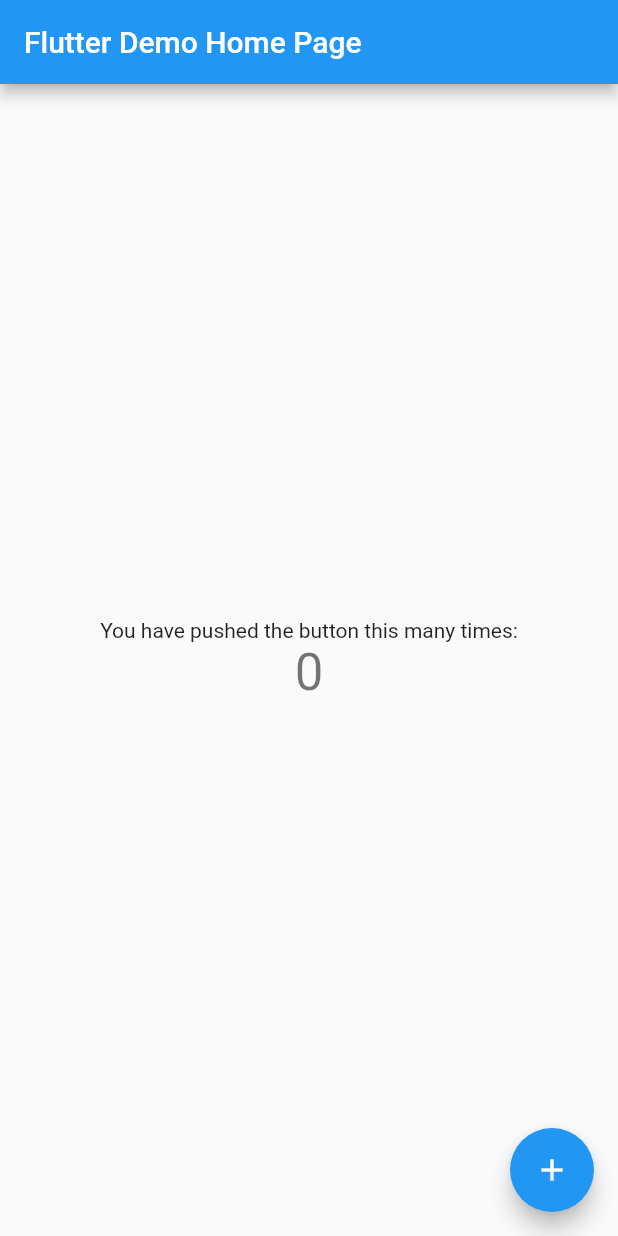
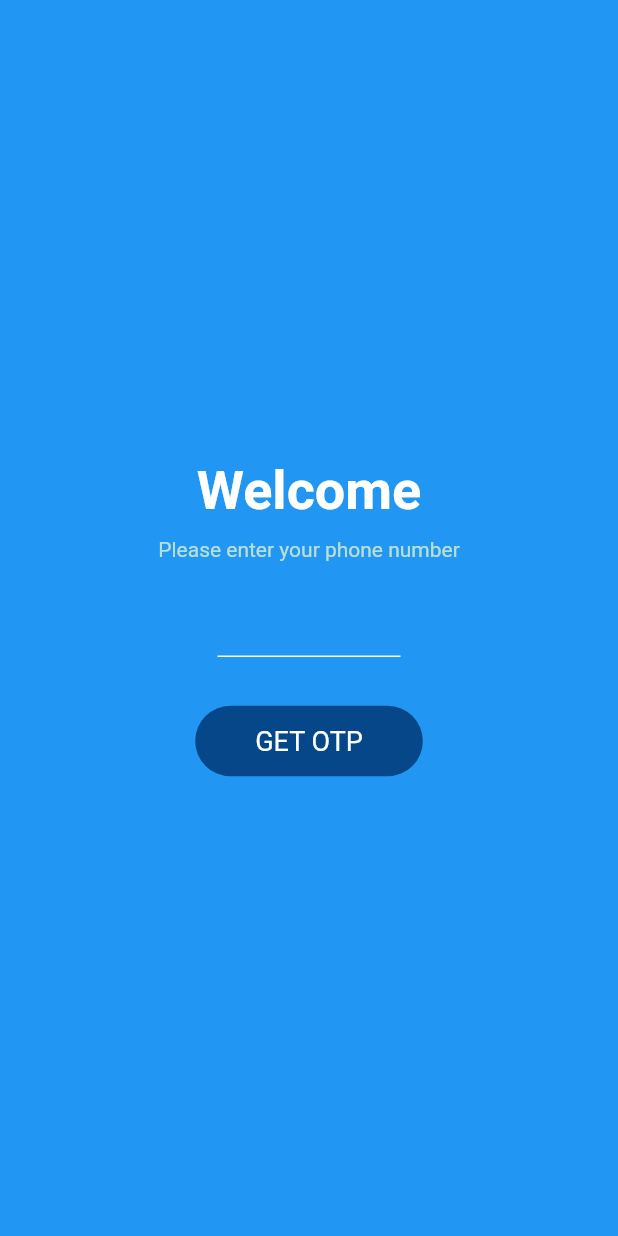
Before and after one commit to acmpesuecc/allabtbooks, a Flutter app: the screen it shows after launch, on a phone screen of 412 x 824 dp. Run offline on Flutter 3.47's test engine with Material 2 defaults, Android fonts, the light colour scheme and no system bars.

Commit message:
Welcome page

```diff
--- a/lib/main.dart
+++ b/lib/main.dart
@@ -1,4 +1,5 @@
 import 'package:flutter/material.dart';
+import 'welcome.dart';
 
 void main() {
   runApp(const MyApp());
@@ -11,105 +12,10 @@
   @override
   Widget build(BuildContext context) {
     return MaterialApp(
-      title: 'Flutter Demo',
       theme: ThemeData(
-        // This is the theme of your application.
-        //
-        // Try running your application with "flutter run". You'll see the
-        // application has a blue toolbar. Then, without quitting the app, try
-        // changing the primarySwatch below to Colors.green and then invoke
-        // "hot reload" (press "r" in the console where you ran "flutter run",
-        // or simply save your changes to "hot reload" in a Flutter IDE).
-        // Notice that the counter didn't reset back to zero; the application
-        // is not restarted.
         primarySwatch: Colors.blue,
       ),
-      home: const MyHomePage(title: 'Flutter Demo Home Page'),
+      home: Welcome(),
     );
   }
 }
-
-class MyHomePage extends StatefulWidget {
-  const MyHomePage({Key? key, required this.title}) : super(key: key);
-
-  // This widget is the home page of your application. It is stateful, meaning
-  // that it has a State object (defined below) that contains fields that affect
-  // how it looks.
-
-  // This class is the configuration for the state. It holds the values (in this
-  // case the title) provided by the parent (in this case the App widget) and
-  // used by the build method of the State. Fields in a Widget subclass are
-  // always marked "final".
-
-  final String title;
-
-  @override
-  State<MyHomePage> createState() => _MyHomePageState();
-}
-
-class _MyHomePageState extends State<MyHomePage> {
-  int _counter = 0;
-
-  void _incrementCounter() {
-    setState(() {
-      // This call to setState tells the Flutter framework that something has
-      // changed in this State, which causes it to rerun the build method below
-      // so that the display can reflect the updated values. If we changed
-      // _counter without calling setState(), then the build method would not be
-      // called again, and so nothing would appear to happen.
-      _counter++;
-    });
-  }
-
-  @override
-  Widget build(BuildContext context) {
-    // This method is rerun every time setState is called, for instance as done
-    // by the _incrementCounter method above.
-    //
-    // The Flutter framework has been optimized to make rerunning build methods
-    // fast, so that you can just rebuild anything that needs updating rather
-    // than having to individually change instances of widgets.
-    return Scaffold(
-      appBar: AppBar(
-        // Here we take the value from the MyHomePage object that was created by
-        // the App.build method, and use it to set our appbar title.
-        title: Text(widget.title),
-      ),
-      body: Center(
-        // Center is a layout widget. It takes a single child and positions it
-        // in the middle of the parent.
-        child: Column(
-          // Column is also a layout widget. It takes a list of children and
-          // arranges them vertically. By default, it sizes itself to fit its
-          // children horizontally, and tries to be as tall as its parent.
-          //
-          // Invoke "debug painting" (press "p" in the console, choose the
-          // "Toggle Debug Paint" action from the Flutter Inspector in Android
-          // Studio, or the "Toggle Debug Paint" command in Visual Studio Code)
-          // to see the wireframe for each widget.
-          //
-          // Column has various properties to control how it sizes itself and
-          // how it positions its children. Here we use mainAxisAlignment to
-          // center the children vertically; the main axis here is the vertical
-          // axis because Columns are vertical (the cross axis would be
-          // horizontal).
-          mainAxisAlignment: MainAxisAlignment.center,
-          children: <Widget>[
-            const Text(
-              'You have pushed the button this many times:',
-            ),
-            Text(
-              '$_counter',
-              style: Theme.of(context).textTheme.headline4,
-            ),
-          ],
-        ),
-      ),
-      floatingActionButton: FloatingActionButton(
-        onPressed: _incrementCounter,
-        tooltip: 'Increment',
-        child: const Icon(Icons.add),
-      ), // This trailing comma makes auto-formatting nicer for build methods.
-    );
-  }
-}
--- /dev/null
+++ b/lib/welcome.dart
@@ -0,0 +1,91 @@
+import 'package:allabtbooks/main.dart';
+import 'package:flutter/material.dart';
+
+class Welcome extends StatefulWidget {
+  @override
+  _WelcomeState createState() => _WelcomeState();
+}
+
+class _WelcomeState extends State<Welcome> {
+  @override
+  Widget build(BuildContext context) {
+    return Scaffold(
+      backgroundColor: Color(0xff2196F3),
+      body: Container(
+        width: MediaQuery.of(context).size.width,
+        height: MediaQuery.of(context).size.height,
+        child: Column(
+          mainAxisAlignment: MainAxisAlignment.center,
+          crossAxisAlignment: CrossAxisAlignment.center,
+          children: [
+            Container(
+              child: Column(
+                children: [
+                  Padding(
+                    padding: EdgeInsets.only(bottom: 10),
+                    child: Text(
+                      'Welcome',
+                      style: TextStyle(
+                          color: Color(0xffffffff),
+                          fontSize: 36,
+                          fontWeight: FontWeight.bold),
+                    ),
+                  ),
+                  Padding(
+                    padding: const EdgeInsets.only(bottom: 16.0),
+                    child: Text(
+                      'Please enter your phone number',
+                      style: TextStyle(
+                          color: Color(0xffB8E0D2),
+                          fontWeight: FontWeight.w400),
+                    ),
+                  ),
+                  Padding(
+                    padding: const EdgeInsets.symmetric(horizontal: 145.0),
+                    child: TextField(
+                      keyboardType: TextInputType.number,
+                      style: TextStyle(color: Color(0xffB8E0D2)),
+                      decoration: InputDecoration(
+                        border: UnderlineInputBorder(
+                            borderSide: BorderSide(color: Color(0xffffffff))),
+                        enabledBorder: UnderlineInputBorder(
+                            borderSide: BorderSide(color: Color(0xffffffff))),
+                        focusedBorder: UnderlineInputBorder(
+                            borderSide: BorderSide(color: Color(0xffffffff))),
+                      ),
+                    ),
+                  ),
+                  Padding(
+                    padding: const EdgeInsets.only(top: 32.0),
+                    child: TextButton(
+                        style: ButtonStyle(
+                          shape:
+                              MaterialStateProperty.all<RoundedRectangleBorder>(
+                                  RoundedRectangleBorder(
+                                      borderRadius: BorderRadius.all(
+                                          Radius.circular(30)))),
+                          backgroundColor: MaterialStateProperty.all<Color>(
+                              Color(0xff064789)),
+                        ),
+                        onPressed: () {},
+                        child: Padding(
+                          padding: const EdgeInsets.symmetric(
+                              vertical: 5, horizontal: 32),
+                          child: Text(
+                            'GET OTP',
+                            style: TextStyle(
+                                fontSize: 18,
+                                color: Color(0xffFFFFFF),
+                                fontWeight: FontWeight.w400),
+                          ),
+                        )),
+                  ),
+                ],
+              ),
+            )
+          ],
+        ),
+      ),
+    );
+  }
+}
--- a/pubspec.yaml
+++ b/pubspec.yaml
@@ -58,8 +58,8 @@
   uses-material-design: true
 
   # To add assets to your application, add an assets section, like this:
-  # assets:
-  #   - images/a_dot_burr.jpeg
+  assets:
+    - assets/images/
   #   - images/a_dot_ham.jpeg
 
   # An image asset can refer to one or more resolution-specific "variants", see
```
Also changed, not shown: assets/images/PngItem_6130097.png (added).
